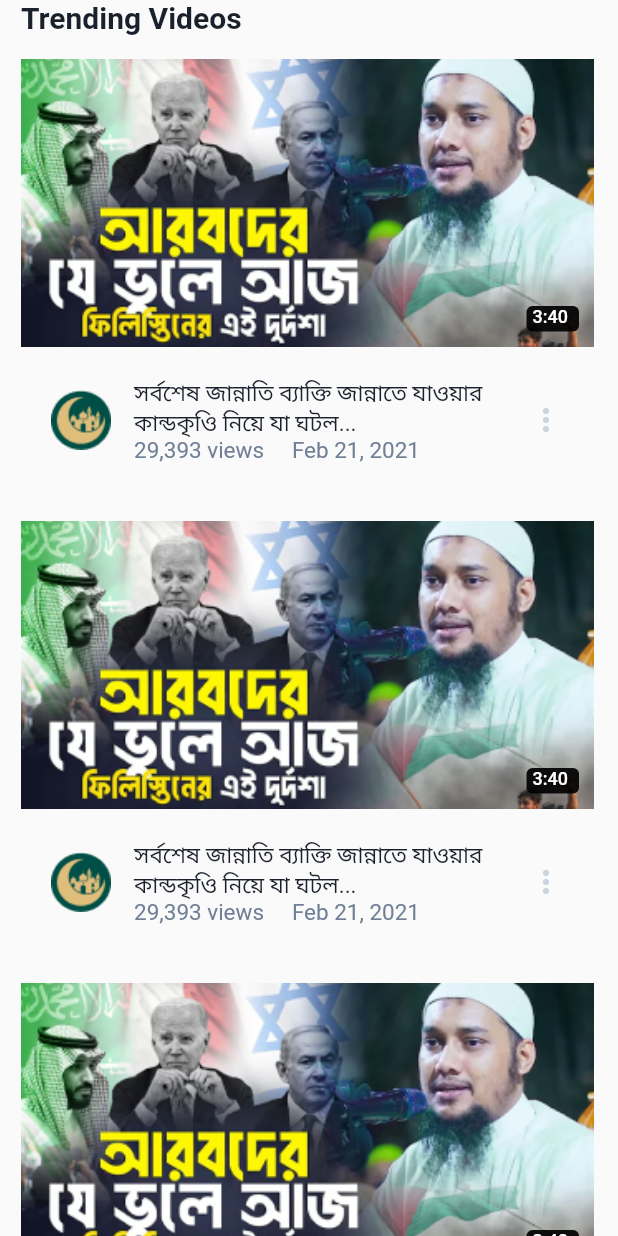
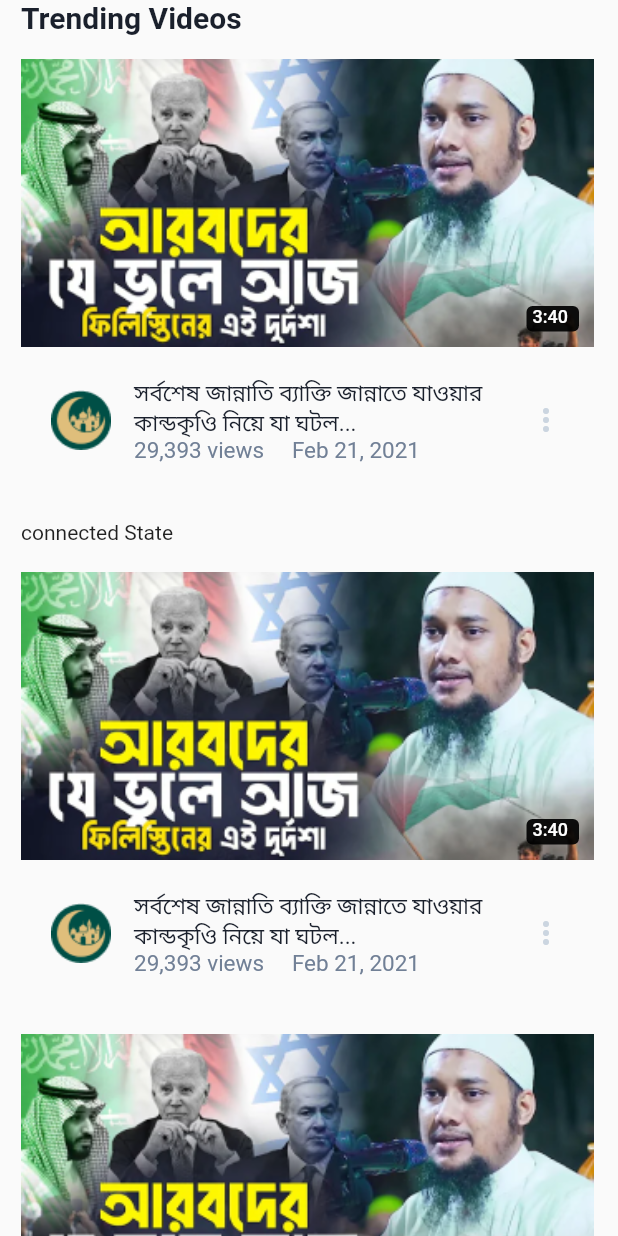
Before and after one commit to Tareq23/video-player-with-chat, a Flutter app: the Home screen opened directly, on a phone screen of 412 x 824 dp. Run offline on Flutter 3.47's test engine with Material 2 defaults, Android fonts, the phone set to English and light mode, and no system bars; our stand-ins replace connectivity_plus, flutter_bloc, video_player.

Commit message:
internet connectivity check

```diff
--- /dev/null
+++ b/lib/business_logic/internet_connectivity/internet_bloc.dart
@@ -0,0 +1,43 @@
+
+
+
+import 'dart:async';
+
+import 'package:flutter_bloc/flutter_bloc.dart';
+import 'package:connectivity_plus/connectivity_plus.dart';
+
+
+import 'package:qtect_task/business_logic/internet_connectivity/internet_event.dart';
+import 'package:qtect_task/business_logic/internet_connectivity/internet_state.dart';
+
+import '../../constant/enum.dart';
+
+class InternetBloc extends Bloc<InternetEvent, InternetState>
+{
+  final Connectivity connectivity;
+  late StreamSubscription connectivityStreamSubscription;
+  InternetBloc({required this.connectivity}) : super(InternetLoadingState()){
+    monitorInternetConnection();
+  }
+
+  void monitorInternetConnection() {
+    connectivityStreamSubscription = Connectivity().onConnectivityChanged.listen((ConnectivityResult result) {
+      if(result == ConnectivityResult.wifi){
+        emit(InternetConnected(connectionType: ConnectionType.Wifi));
+      }
+      else if(result == ConnectivityResult.mobile){
+        emit(InternetConnected(connectionType: ConnectionType.Mobile));
+      }
+      else if(result == ConnectivityResult.none){
+        emit(InternetConnected(connectionType: ConnectionType.None));
+      }
+    });
+  }
+
+  @override
+  Future<void> close() {
+    connectivityStreamSubscription.cancel();
+    return super.close();
+  }
+
+}
--- /dev/null
+++ b/lib/business_logic/internet_connectivity/internet_event.dart
@@ -0,0 +1,12 @@
+
+
+import 'package:flutter/foundation.dart';
+
+@immutable
+abstract class InternetEvent{}
+
+class InternetLoadingEvent extends InternetEvent{}
+
+class InternetConnectedEvent extends InternetEvent{}
+
+class InternetDisconnectedEvent extends InternetEvent{}
--- /dev/null
+++ b/lib/business_logic/internet_connectivity/internet_state.dart
@@ -0,0 +1,15 @@
+
+
+
+import 'package:flutter/foundation.dart';
+import 'package:qtect_task/constant/enum.dart';
+
+@immutable
+abstract class InternetState{}
+
+class InternetLoadingState extends InternetState{}
+
+class InternetConnected extends InternetState{
+  final ConnectionType connectionType;
+  InternetConnected({required this.connectionType});
+}
--- /dev/null
+++ b/lib/constant/enum.dart
@@ -0,0 +1,7 @@
+
+
+enum ConnectionType{
+  Wifi,
+  Mobile,
+  None
+}
--- a/lib/presentation/pages/home.dart
+++ b/lib/presentation/pages/home.dart
@@ -1,4 +1,8 @@
 import 'package:flutter/material.dart';
+import 'package:flutter_bloc/flutter_bloc.dart';
+import 'package:qtect_task/business_logic/internet_connectivity/internet_bloc.dart';
+import 'package:qtect_task/business_logic/internet_connectivity/internet_state.dart';
+import 'package:qtect_task/constant/enum.dart';
 import 'package:qtect_task/presentation/widgets/video_item.dart';
 
 class Home extends StatelessWidget {
@@ -20,6 +24,15 @@ class Home extends StatelessWidget {
                 SizedBox(height: 16,),
                 VideoItem(),
                 SizedBox(height: 18,),
+                BlocBuilder<InternetBloc,InternetState>(
+                  builder: (context,state){
+                    if(state is InternetConnected && state.connectionType == ConnectionType.Wifi){
+                      return Text('connected State');
+                    }
+                    return Text('Okk');
+                  },
+                ),
+                SizedBox(height: 18,),
                 VideoItem(),
                 SizedBox(height: 18,),
                 VideoItem(),
```
Also changed, not shown: lib/main.dart (+22 -8 lines).
